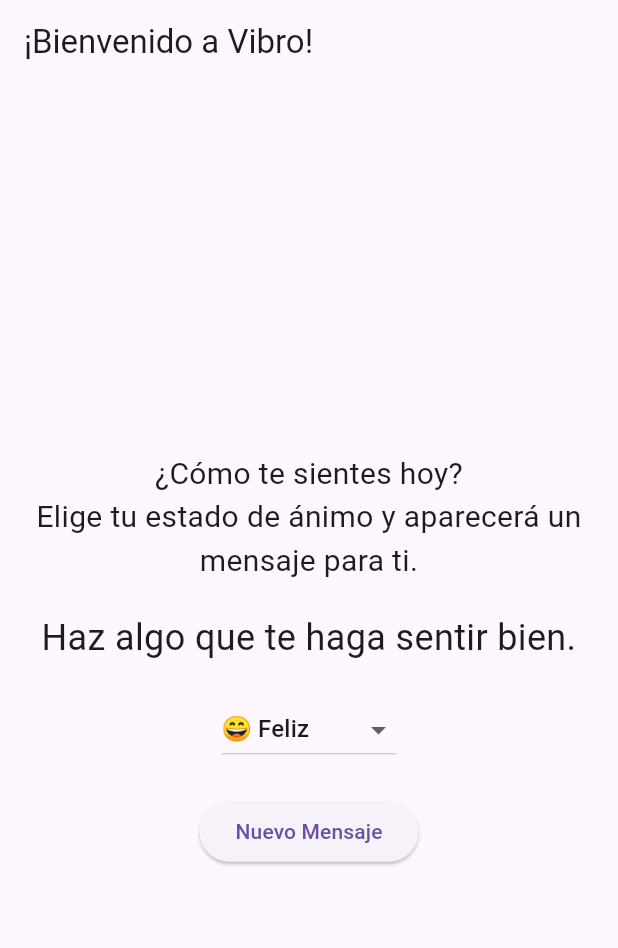
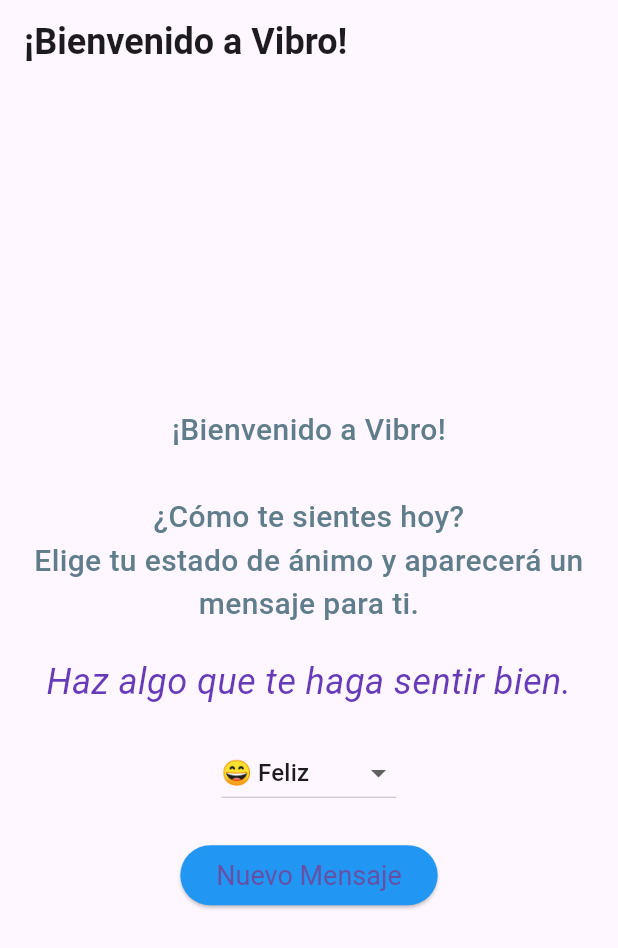
Before and after one commit to wh1tneyr/my_app, a Flutter app: the screen it shows after launch, on a phone screen of 412 x 824 dp. Shown: the top 948 px of the screen. Run offline on Flutter 3.47's test engine with Material 3 defaults, Android fonts, the light colour scheme and no system bars.

Commit message:
modifique el tipo de fuente en los textos

```diff
--- a/vibro/lib/main.dart
+++ b/vibro/lib/main.dart
@@ -68,7 +68,7 @@
   };
 
   String mensajeActual = '';
-  String estadoSeleccionado = '😄 Feliz'; // Valor inicial
+  String estadoSeleccionado = '😄 Feliz';
 
   @override
   void initState() {
@@ -92,21 +92,21 @@
   Widget build(BuildContext context) {
     return Scaffold(
       appBar: AppBar(
-        title: Text('¡Bienvenido a Vibro!'),
+        title: Text('¡Bienvenido a Vibro!', style: TextStyle(fontFamily: 'Roboto', fontSize: 24, fontWeight: FontWeight.bold)),
       ),
       body: Center(
         child: Column(
           mainAxisAlignment: MainAxisAlignment.center,
           children: [
             Text(
-              '¿Cómo te sientes hoy?\nElige tu estado de ánimo y aparecerá un mensaje para ti.',
-              style: TextStyle(fontSize: 20),
+              '¡Bienvenido a Vibro!\n\n¿Cómo te sientes hoy?\nElige tu estado de ánimo y aparecerá un mensaje para ti.',
+              style: TextStyle(fontSize: 20, fontWeight: FontWeight.w500, color: Colors.blueGrey),
               textAlign: TextAlign.center,
             ),
             SizedBox(height: 20),
             Text(
               mensajeActual,
-              style: TextStyle(fontSize: 24),
+              style: TextStyle(fontSize: 24, fontStyle: FontStyle.italic, color: Colors.deepPurple),
               textAlign: TextAlign.center,
             ),
             SizedBox(height: 20),
@@ -115,7 +115,7 @@
               onChanged: (String? nuevoEstado) {
                 setState(() {
                   estadoSeleccionado = nuevoEstado!;
-                  actualizarMensajePorEstado(); // Cambiar mensaje al seleccionar nuevo estado
+                  actualizarMensajePorEstado();
                 });
               },
               items: estadosAnimo.keys.map<DropdownMenuItem<String>>((String estado) {
@@ -129,6 +129,10 @@
             ElevatedButton(
               onPressed: cambiarMensaje,
               child: Text('Nuevo Mensaje'),
+              style: ElevatedButton.styleFrom(
+                primary: Colors.blue,
+                textStyle: TextStyle(fontSize: 18),
+              ),
             ),
           ],
         ),
```
